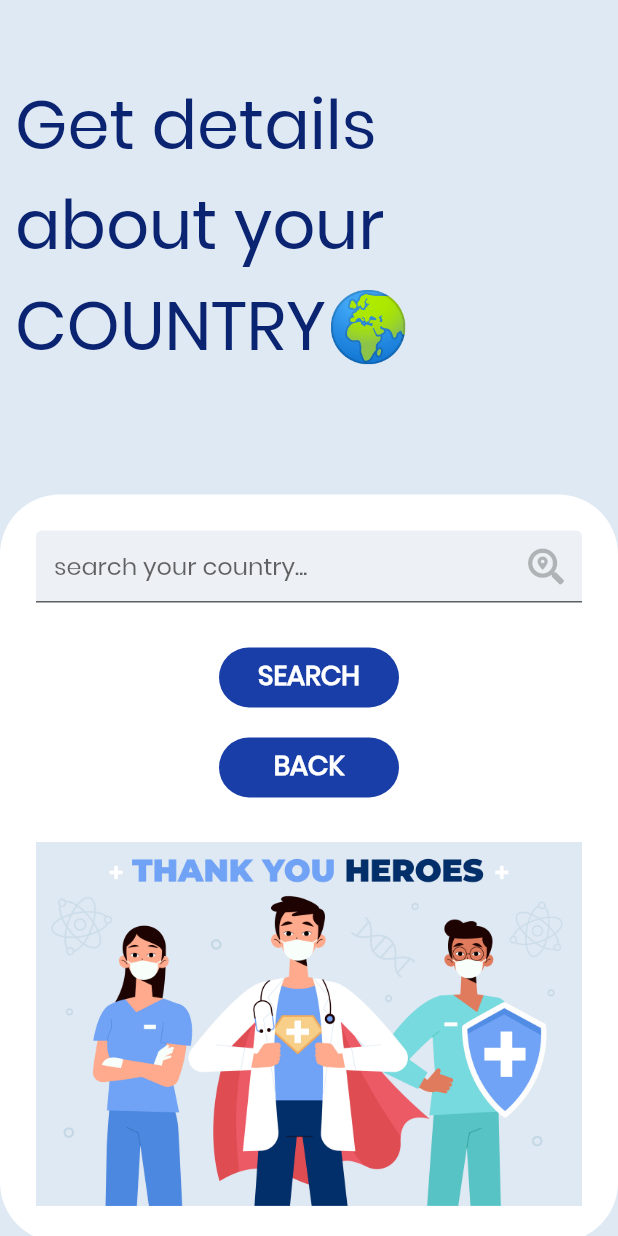
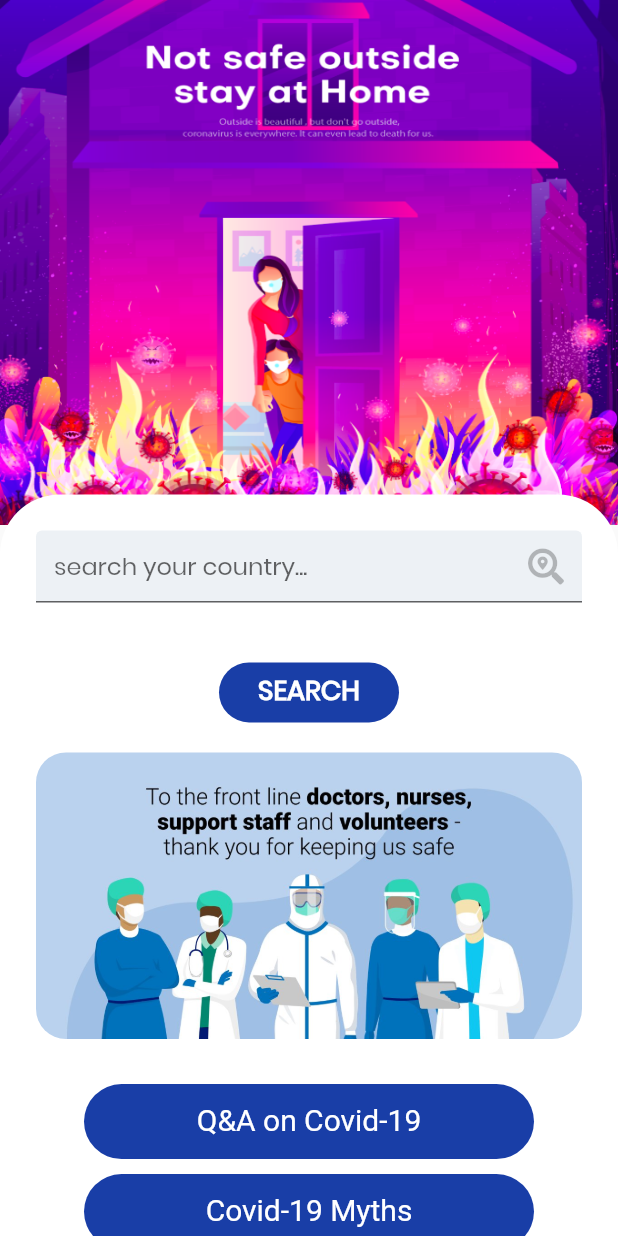
Before and after one commit to Officialsummit/covid_19_App, a Flutter app: the screen it shows after launch, after a tap on "All Country Details", on a phone screen of 412 x 824 dp. Run offline on Flutter 3.47's test engine with Material 2 defaults, Android fonts, the phone set to English and light mode, and no system bars; our stand-ins replace font_awesome_flutter, google_fonts; network calls fail.

Commit message:
app completed

```diff
--- a/lib/constants/constants.dart
+++ b/lib/constants/constants.dart
@@ -20,7 +20,7 @@ class Constants {
     fontSize: 40.0,
     color: Colors.red,
   );
-  TextStyle kAllCountryText = GoogleFonts.roboto(
+  TextStyle kAllButtonText = GoogleFonts.roboto(
     fontSize: 20,
     color: Colors.white,
   );
@@ -34,4 +34,6 @@ class Constants {
     fillColor: Color.fromRGBO(237, 241, 245, 1),
     hintText: 'search your country... ',
   );
+
+  Color kButtonColor = Color(0xFF193EA7);
 }
--- a/lib/main.dart
+++ b/lib/main.dart
@@ -13,6 +13,7 @@ class CovidApp extends StatelessWidget {
     return MaterialApp(
       theme: ThemeData(
         textTheme: GoogleFonts.poppinsTextTheme(),
+        splashColor: Colors.greenAccent,
       ),
       debugShowCheckedModeBanner: false,
       home: HomePage(),
--- a/lib/screens/all_country_screen.dart
+++ b/lib/screens/all_country_screen.dart
@@ -1,10 +1,11 @@
 import 'dart:convert';
+import 'dart:ui';
 
 import 'package:covid_19/constants/constants.dart';
+import 'package:covid_19/widgets/countrywise_data.dart';
 import 'package:flutter/material.dart';
-import 'package:font_awesome_flutter/font_awesome_flutter.dart';
-import 'package:google_fonts/google_fonts.dart';
 import 'package:http/http.dart' as http;
+import 'package:url_launcher/url_launcher.dart';
 
 class AllCountryDetailScreen extends StatefulWidget {
   @override
@@ -27,29 +28,22 @@ class _AllCountryDetailScreenState extends State<AllCountryDetailScreen> {
 
   @override
   void initState() {
-    // TODO: implement initState
     super.initState();
   }
 
   @override
   Widget build(BuildContext context) {
     return Scaffold(
-      body: Container(
-        color: Color(0xFFDFE9F3),
-        width: double.infinity,
-        height: double.infinity,
-        child: Stack(
+      body: Stack(
         children: <Widget>[
           ///First show the image in background
           Container(
-              padding: EdgeInsets.only(top: 50.0, left: 10.0),
-              child: Text(
-                'Get details\nabout your\nCOUNTRY🌍',
-                textAlign: TextAlign.start,
-                style: TextStyle(
-                  fontSize: 45,
-                  color: Color.fromRGBO(10, 36, 114, 1),
-                ),
+            height: 350,
+            width: double.infinity,
+            color: Colors.red,
+            child: Image.asset(
+              'images/country_page_cover.png',
+              fit: BoxFit.fill,
             ),
           ),
 
@@ -83,7 +77,21 @@ class _AllCountryDetailScreenState extends State<AllCountryDetailScreen> {
                       SizedBox(
                         height: 30,
                       ),
+                      countryData != null
+                          ? CountryWiseData(countrywiseData: countryData)
+                          : Container(),
+                      SizedBox(
+                        height: 10,
+                      ),
                       Center(
+                        child: InkWell(
+                          onTap: () {
+                            setState(() {
+                              userInput != null
+                                  ? getCountryData()
+                                  : Container();
+                            });
+                          },
                           child: Container(
                             padding: const EdgeInsets.all(5),
                             child: Text(
@@ -97,13 +105,37 @@ class _AllCountryDetailScreenState extends State<AllCountryDetailScreen> {
                             height: 40,
                             width: 120,
                             decoration: BoxDecoration(
-                              color: Color(0xFF193EA7),
+                              color: constants.kButtonColor,
                               borderRadius: BorderRadius.circular(30),
+                            ),
                           ),
                         ),
                       ),
                       SizedBox(
                         height: 20,
+                      ),
+                      ClipRRect(
+                        borderRadius: BorderRadius.circular(20.0),
+                        child: Image.asset(
+                          'images/thankyou.jpg',
+                        ),
+                      ),
+                      SizedBox(
+                        height: 30.0,
+                      ),
+                      FooterButtonWidget(
+                        buttonText: 'Q&A on Covid-19',
+                        url:
+                            'https://www.who.int/news-room/q-a-detail/q-a-coronaviruses',
+                      ),
+                      SizedBox(height: 10),
+                      FooterButtonWidget(
+                        buttonText: 'Covid-19 Myths',
+                        url:
+                            'https://www.who.int/emergencies/diseases/novel-coronavirus-2019/advice-for-public/myth-busters',
+                      ),
+                      SizedBox(
+                        height: 10.0,
                       ),
                       Center(
                         child: InkWell(
@@ -129,10 +161,7 @@ class _AllCountryDetailScreenState extends State<AllCountryDetailScreen> {
                           ),
                         ),
                       ),
-                        SizedBox(
-                          height: 30.0,
-                        ),
-                        Image.asset('images/thankyou_img.jpg'),
+                      SizedBox(height: 10),
                     ],
                   ),
                 ),
@@ -141,6 +170,37 @@ class _AllCountryDetailScreenState extends State<AllCountryDetailScreen> {
           )
         ],
       ),
+    );
+  }
+}
+
+class FooterButtonWidget extends StatelessWidget {
+  final Constants _constants = Constants();
+  final String buttonText;
+  final String url;
+
+  FooterButtonWidget({this.buttonText, this.url});
+  @override
+  Widget build(BuildContext context) {
+    return Center(
+      child: GestureDetector(
+        onTap: () {
+          launch(url);
+        },
+        child: Container(
+          padding: const EdgeInsets.all(12),
+          child: Text(
+            buttonText,
+            textAlign: TextAlign.center,
+            style: _constants.kAllButtonText,
+          ),
+          height: 50,
+          width: 300,
+          decoration: BoxDecoration(
+            color: _constants.kButtonColor,
+            borderRadius: BorderRadius.circular(30.0),
+          ),
+        ),
       ),
     );
   }
--- a/lib/screens/home_page.dart
+++ b/lib/screens/home_page.dart
@@ -2,10 +2,12 @@ import 'dart:convert';
 
 import 'package:covid_19/constants/constants.dart';
 import 'package:covid_19/screens/all_country_screen.dart';
+import 'package:covid_19/screens/precaution_symptioms_screen.dart';
 import 'package:covid_19/widgets/header_widget.dart';
 import 'package:covid_19/widgets/worldDataWidget.dart';
 import 'package:flutter/material.dart';
 import 'package:font_awesome_flutter/font_awesome_flutter.dart';
+import 'package:google_fonts/google_fonts.dart';
 import 'package:http/http.dart' as https;
 
 Map worldData;
@@ -38,11 +40,20 @@ class _HomePageState extends State<HomePage> {
         child: Column(
           children: [
             HeaderWidget(
+              titleText: Text(
+                'The COVID-19 App',
+                style: GoogleFonts.roboto(
+                    fontSize: 30,
+                    fontWeight: FontWeight.w800,
+                    color: Colors.white),
+              ),
               image: Image.asset("images/doc_sitting_new.png"),
               headerText: "STAY HOME \n     STAY SAFE",
               onTapped: () {
-                print(worldData['deaths']);
-                //TODO Go to Precaution Symptomp page
+                Navigator.push(
+                    context,
+                    MaterialPageRoute(
+                        builder: (context) => PrecautionSymptomsPage()));
               },
             ),
             SizedBox(
@@ -108,7 +119,39 @@ class _HomePageState extends State<HomePage> {
                   child: Text(
                     'All Country Details',
                     textAlign: TextAlign.center,
-                    style: constants.kAllCountryText,
+                    style: constants.kAllButtonText,
+                  ),
+                  decoration: BoxDecoration(
+                    color: Color(0xFF193EA7),
+                    borderRadius: BorderRadius.all(
+                      Radius.circular(30),
+                    ),
+                  ),
+                ),
+              ),
+            ),
+            SizedBox(
+              height: 20,
+            ),
+            InkWell(
+              onTap: () {
+                Navigator.push(
+                    context,
+                    MaterialPageRoute(
+                        builder: (context) => PrecautionSymptomsPage()));
+              },
+              child: Center(
+                child: Container(
+                  padding: const EdgeInsets.symmetric(
+                    horizontal: 10.0,
+                    vertical: 10.0,
+                  ),
+                  height: 50,
+                  width: 250,
+                  child: Text(
+                    'How to Avoid Covid ?',
+                    textAlign: TextAlign.center,
+                    style: constants.kAllButtonText,
                   ),
                   decoration: BoxDecoration(
                     color: Color(0xFF193EA7),
--- a/lib/widgets/header_widget.dart
+++ b/lib/widgets/header_widget.dart
@@ -1,12 +1,12 @@
 import 'package:covid_19/constants/constants.dart';
 import 'package:flutter/material.dart';
-import 'package:google_fonts/google_fonts.dart';
 
 class HeaderWidget extends StatelessWidget {
+  final Text titleText;
   final String headerText;
   final Image image;
   final Function onTapped;
-  HeaderWidget({this.headerText, this.onTapped, this.image});
+  HeaderWidget({this.titleText, this.headerText, this.onTapped, this.image});
 
   @override
   Widget build(BuildContext context) {
@@ -36,13 +36,7 @@ class HeaderWidget extends StatelessWidget {
           Expanded(
             child: Column(
               children: [
-                Text(
-                  'The COVID-19 App',
-                  style: GoogleFonts.roboto(
-                      fontSize: 30,
-                      fontWeight: FontWeight.w800,
-                      color: Colors.white),
-                ),
+                titleText,
                 SizedBox(
                   height: 30.0,
                 ),
--- a/pubspec.yaml
+++ b/pubspec.yaml
@@ -30,6 +30,7 @@ dependencies:
   http: ^0.12.2
   google_fonts: ^1.1.0
   font_awesome_flutter: ^8.8.1
+  url_launcher: ^5.5.1
 
 dev_dependencies:
   flutter_test:
```
Also changed, not shown: lib/screens/precaution_symptioms_screen.dart (added, +190 -0 lines), lib/screens/tips_screen.dart (added, +118 -0 lines), lib/widgets/countrywise_data.dart (added, +137 -0 lines), images/consult_doctor.png (added), images/country_page_cover.png (added), images/covid_world_mapped.png (deleted), images/thankyou.jpg (added), images/thankyou_img.jpg (deleted), pubspec.lock, 3 other files. Lines whose indentation alone changed are shown as unchanged.
